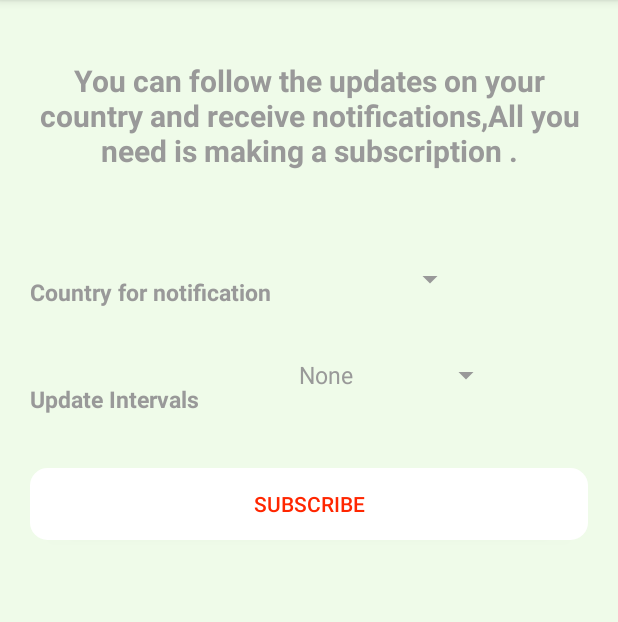
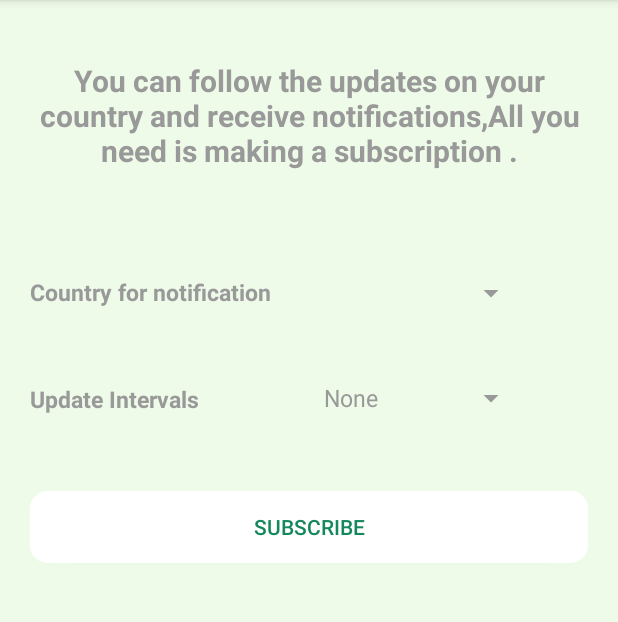
Before and after one commit to Asmaa933/COVID, an Android app: the screen it shows after launch (MainActivity), in the side drawer, after a tap on "Settings", on a phone screen of 412 x 824 dp, the part 84-706 px from its top. Run offline under Robolectric (Android 15) with nearby library versions, the phone set to English and light mode, and no system bars; our stand-ins replace Room's generated code, navigation-ui; libraries missing offline, so code that uses them is left out: com.jakewharton.retrofit2, com.toptoche.searchablespinnerlibrary; plain views replace SearchableSpinner; 4 statements that could not run were skipped.

Commit message:
change app style and colors

```diff
--- a/app/src/main/res/layout/fragment_home.xml
+++ b/app/src/main/res/layout/fragment_home.xml
@@ -70,7 +70,7 @@
                     android:minLines="1"
                     android:textAlignment="center"
                     android:gravity="center"
-                    android:textColor="#FF9800"
+                    android:textColor="@color/confirm"
                     android:textSize="16sp"
                     app:autoSizeMaxTextSize="20sp"
                     app:autoSizeMinTextSize="10sp" />
@@ -107,7 +107,7 @@
                     android:minLines="1"
                     android:textAlignment="center"
                     android:gravity="center"
-                    android:textColor="#FF0000"
+                    android:textColor="@color/death"
                     android:textSize="16sp"
                     app:autoSizeMaxTextSize="20sp"
                     app:autoSizeMinTextSize="10sp" />
@@ -144,7 +144,7 @@
                     android:minLines="1"
                     android:textAlignment="center"
                     android:gravity="center"
-                    android:textColor="#20BE25"
+                    android:textColor="@color/recover"
                     android:textSize="16sp"
                     app:autoSizeMaxTextSize="20sp"
                     app:autoSizeMinTextSize="10sp" />
--- a/app/src/main/res/layout/fragment_settings.xml
+++ b/app/src/main/res/layout/fragment_settings.xml
@@ -50,19 +50,20 @@
         app:layout_constraintStart_toStartOf="parent"
         app:layout_constraintTop_toBottomOf="@+id/settingDesc" />
 
+
     <com.toptoche.searchablespinnerlibrary.SearchableSpinner
         android:id="@+id/notiCountry"
-        android:layout_width="wrap_content"
-        android:layout_height="wrap_content"
-        android:layout_marginTop="60dp"
+        android:layout_width="121dp"
+        android:layout_height="27dp"
+        android:layout_marginTop="68dp"
         android:layout_marginEnd="20dp"
         android:layout_weight="0.5"
         android:backgroundTint="@color/font_color"
         android:textColor="@color/font_color"
         app:layout_constraintEnd_toEndOf="parent"
+        app:layout_constraintHorizontal_bias="0.542"
         app:layout_constraintStart_toEndOf="@+id/textView4"
         app:layout_constraintTop_toBottomOf="@+id/settingDesc" />
-
 
     <Button
         android:id="@+id/saveBtn"
@@ -73,7 +74,7 @@
         android:layout_marginEnd="20dp"
         android:background="@drawable/line"
         android:text="@string/save"
-        android:textColor="#ff2600"
+        android:textColor="@color/colorPrimary"
         app:layout_constraintEnd_toEndOf="parent"
         app:layout_constraintStart_toStartOf="parent"
         app:layout_constraintTop_toBottomOf="@+id/intervalSpinner" />
@@ -82,7 +83,6 @@
         android:id="@+id/textView3"
         android:layout_width="wrap_content"
         android:layout_height="wrap_content"
-        android:layout_marginStart="20dp"
         android:layout_marginTop="50dp"
         android:layout_weight="1.5"
         android:text="@string/update_intervals"
@@ -90,21 +90,21 @@
         android:textColor="@color/font_color"
         android:textSize="15dp"
         android:textStyle="bold"
-        app:layout_constraintStart_toStartOf="parent"
+        app:layout_constraintStart_toStartOf="@+id/textView4"
         app:layout_constraintTop_toBottomOf="@+id/textView4" />
 
     <Spinner
         android:id="@+id/intervalSpinner"
         android:layout_width="wrap_content"
         android:layout_height="wrap_content"
-        android:layout_marginTop="40dp"
-        android:layout_marginEnd="20dp"
+        android:layout_marginTop="44dp"
         android:layout_weight="0.5"
         android:backgroundTint="@color/font_color"
         android:entries="@array/intervals"
         android:textAlignment="center"
         android:theme="@style/spinnerTheme"
-        app:layout_constraintEnd_toEndOf="parent"
+        app:layout_constraintEnd_toEndOf="@+id/notiCountry"
+        app:layout_constraintHorizontal_bias="1.0"
         app:layout_constraintStart_toEndOf="@+id/textView3"
         app:layout_constraintTop_toBottomOf="@+id/notiCountry" />
 
--- a/app/src/main/res/values/colors.xml
+++ b/app/src/main/res/values/colors.xml
@@ -2,7 +2,7 @@
 <resources>
     <color name="colorPrimary">#15875c</color>
     <color name="colorPrimaryDark">#00574B</color>
-    <color name="colorAccent">#D81B60</color>
+    <color name="colorAccent">#15875c</color>
     <color name="gray">#cccccc</color>
     <color name="font_color">#999999</color>
     <color name="night">#121212</color>
@@ -10,7 +10,7 @@
     <color name="home_color"> #effbe9</color>
     <color name="black_night">#121212</color>
     <color name="white_night">#ffffff</color>
-    <color name="confirm">#D5A763</color>
+    <color name="confirm">#F8A529</color>
     <color name="death">#FF1212</color>
     <color name="recover">#26DF2C</color>
 
```
Also changed, not shown: app/src/main/res/layout/fragment_history.xml (+4 -3 lines), app/src/main/res/layout/item.xml (+10 -10 lines).
